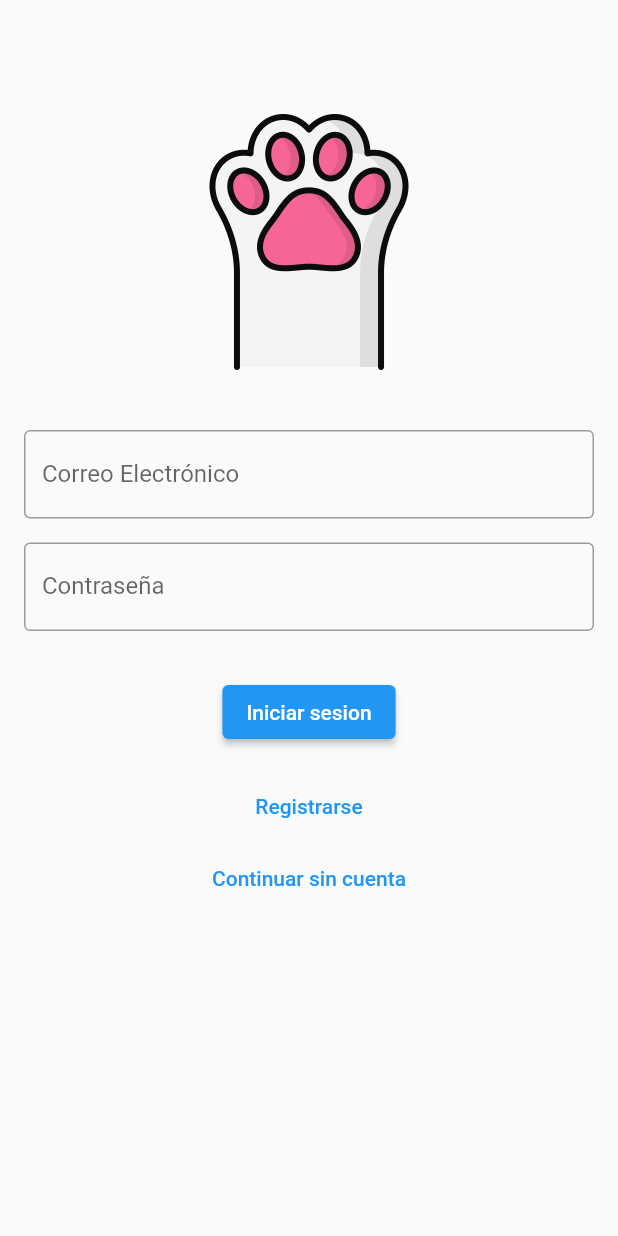
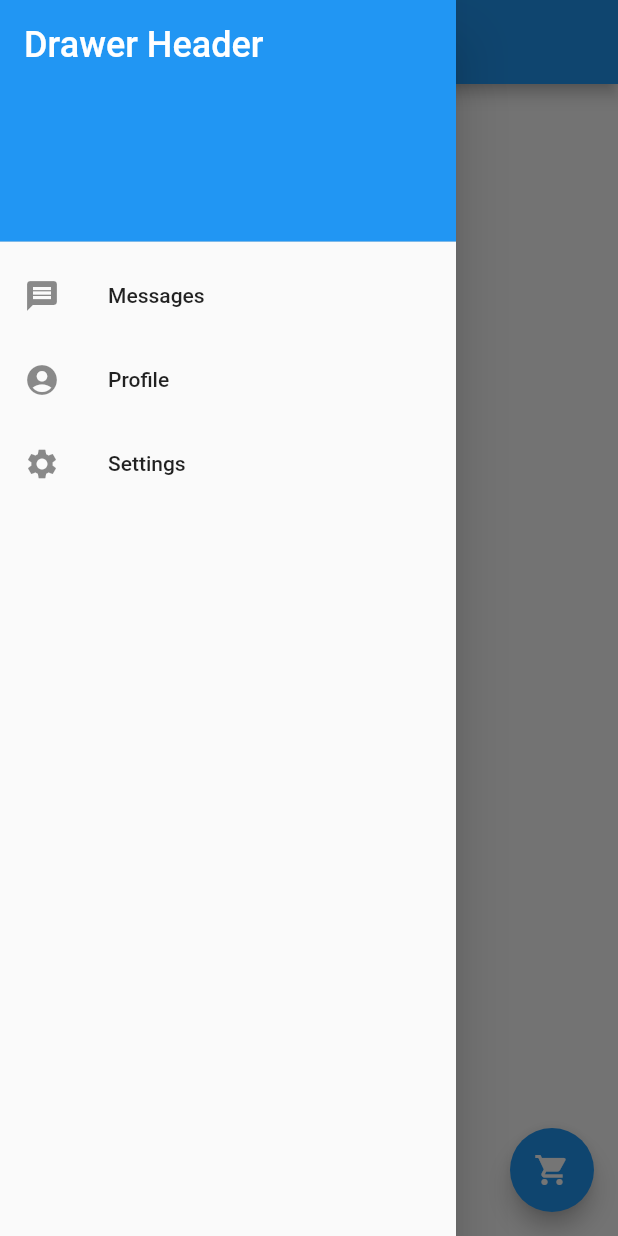
Before and after one commit to SilviaBec/AppUno, a Flutter app: the screen it shows after launch, with the side drawer open (before the commit the screen has no drawer), on a phone screen of 412 x 824 dp. Run offline on Flutter 3.47's test engine with Material 2 defaults, Android fonts, the phone set to English and light mode, and no system bars.

Commit message:
Página pagos y menú hamburguesa

```diff
--- a/lib/main.dart
+++ b/lib/main.dart
@@ -1,11 +1,9 @@
-import 'package:app_uno/pages/login.dart';
+import 'pages/payments.dart';
 import 'package:flutter/material.dart';
 
 void main() {
   runApp(const MaterialApp(
     title: "BusCAN",
-    home: LoginPage(
-
-    )
+    home: PaymentsPage(),
   ));
 }
--- a/lib/pages/login.dart
+++ b/lib/pages/login.dart
@@ -32,7 +32,7 @@ class LoginPage extends StatelessWidget {
             ),
 
             const TextField(
-            obscureText: true,
+            obscureText: false,
             decoration: InputDecoration(
             border: OutlineInputBorder(),
             labelText: 'Correo Electrónico',
--- /dev/null
+++ b/lib/pages/payments.dart
@@ -0,0 +1,43 @@
+import '../widgets/drawer.dart';
+import 'package:flutter/material.dart';
+
+class PaymentsPage extends StatelessWidget {
+  const PaymentsPage({super.key});
+
+  @override
+  Widget build(BuildContext context) {
+    return Scaffold(
+      appBar: AppBar(title:const Text( "Ventas"),),
+      drawer: const DrawerWidget(),
+      body:Column(children: [
+        const Text ("Cobros"),
+        Expanded(
+          child: ListView(
+            children: [
+              ListTile(
+                leading: const CircleAvatar(),
+                title: const Text("Beatriz Pinzón"),
+                subtitle: const Text("Direccion"),
+                onTap: (){},
+              ),
+              const ListTile(
+                leading:  CircleAvatar(),
+                title: Text("Daniel Valencia"),
+                subtitle:  Text("Direccion"),
+              ),
+              const ListTile(
+                leading:  CircleAvatar(),
+                title: Text("Patricia Fernandez"),
+                subtitle:  Text("Direccion"),
+              )
+            ]
+          ),
+        )
+      ],),
+
+
+  floatingActionButton: FloatingActionButton(child: const Icon(Icons.shopping_cart),onPressed: (){},),
+
+    );
+  }
+}
--- /dev/null
+++ b/lib/widgets/drawer.dart
@@ -0,0 +1,40 @@
+import 'package:flutter/material.dart';
+
+class DrawerWidget extends StatelessWidget {
+  const DrawerWidget({super.key});
+
+  @override
+  Widget build(BuildContext context) {
+    return Drawer(
+    child: ListView(
+      padding: EdgeInsets.zero,
+      children: const <Widget>[
+        DrawerHeader(
+          decoration: BoxDecoration(
+            color: Colors.blue,
+          ),
+          child: Text(
+            'Drawer Header',
+            style: TextStyle(
+              color: Colors.white,
+              fontSize: 24,
+            ),
+          ),
+        ),
+        ListTile(
+          leading: Icon(Icons.message),
+          title: Text('Messages'),
+        ),
+        ListTile(
+          leading: Icon(Icons.account_circle),
+          title: Text('Profile'),
+        ),
+        ListTile(
+          leading: Icon(Icons.settings),
+          title: Text('Settings'),
+        ),
+      ],
+    ),
+  );
+  }
+}
```
Also changed, not shown: lib/pages/new_sale.dart (added).
